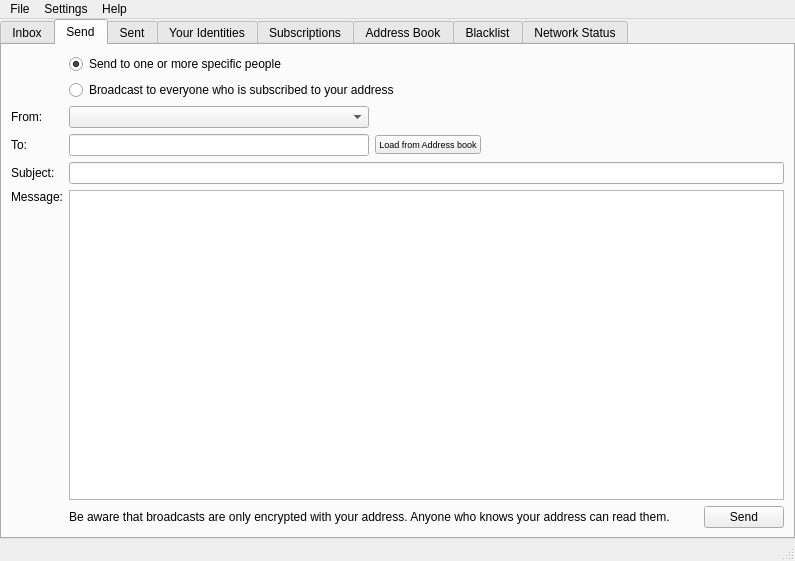
The window that src/bitmessageqt/bitmessageui.ui (Bitmessage/PyBitmessage) describes before a commit, drawn with Qt 5.
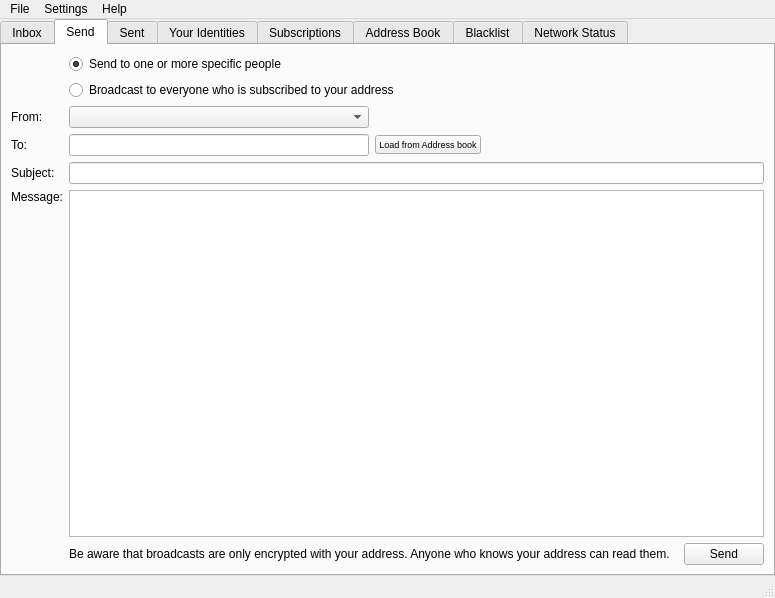
The same window after the commit. The open tabs and pages were chosen to show the change. Icons and pictures are not drawn.

Commit message: made generate.sh readable, and added icons and shortcuts to the menubar

What changed in the file:
```diff
--- a/src/bitmessageqt/bitmessageui.ui
+++ b/src/bitmessageqt/bitmessageui.ui
@@ -6,8 +6,8 @@
    <rect>
     <x>0</x>
     <y>0</y>
-    <width>795</width>
-    <height>561</height>
+    <width>775</width>
+    <height>598</height>
    </rect>
   </property>
   <property name="windowTitle">
@@ -257,8 +257,8 @@
            <string>&lt;!DOCTYPE HTML PUBLIC &quot;-//W3C//DTD HTML 4.0//EN&quot; &quot;http://www.w3.org/TR/REC-html40/strict.dtd&quot;&gt;
 &lt;html&gt;&lt;head&gt;&lt;meta name=&quot;qrichtext&quot; content=&quot;1&quot; /&gt;&lt;style type=&quot;text/css&quot;&gt;
 p, li { white-space: pre-wrap; }
-&lt;/style&gt;&lt;/head&gt;&lt;body style=&quot; font-family:'MS Shell Dlg 2'; font-size:9pt; font-weight:400; font-style:normal;&quot;&gt;
-&lt;p style=&quot;-qt-paragraph-type:empty; margin-top:0px; margin-bottom:0px; margin-left:0px; margin-right:0px; -qt-block-indent:0; text-indent:0px;&quot;&gt;&lt;br /&gt;&lt;/p&gt;&lt;/body&gt;&lt;/html&gt;</string>
+&lt;/style&gt;&lt;/head&gt;&lt;body style=&quot; font-family:'Ubuntu'; font-size:9pt; font-weight:400; font-style:normal;&quot;&gt;
+&lt;p style=&quot;-qt-paragraph-type:empty; margin-top:0px; margin-bottom:0px; margin-left:0px; margin-right:0px; -qt-block-indent:0; text-indent:0px; font-family:'MS Shell Dlg 2';&quot;&gt;&lt;br /&gt;&lt;/p&gt;&lt;/body&gt;&lt;/html&gt;</string>
           </property>
          </widget>
         </item>
@@ -1010,8 +1010,8 @@
     <rect>
      <x>0</x>
      <y>0</y>
-     <width>795</width>
-     <height>18</height>
+     <width>775</width>
+     <height>21</height>
     </rect>
    </property>
    <widget class="QMenu" name="menuFile">
```
Left out of the diff: 46 changed lines with no effect on the pictures. The commit also changes 2 other files.
